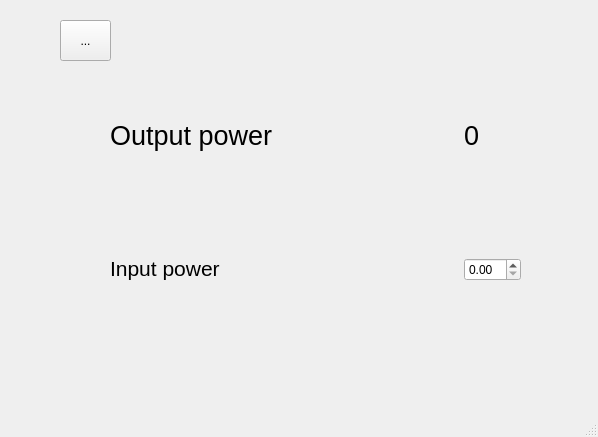
Before: the Qt Designer form gui/powermeter/ui_powermeterui.ui in trezitorul/qudi, drawn with Qt 5.
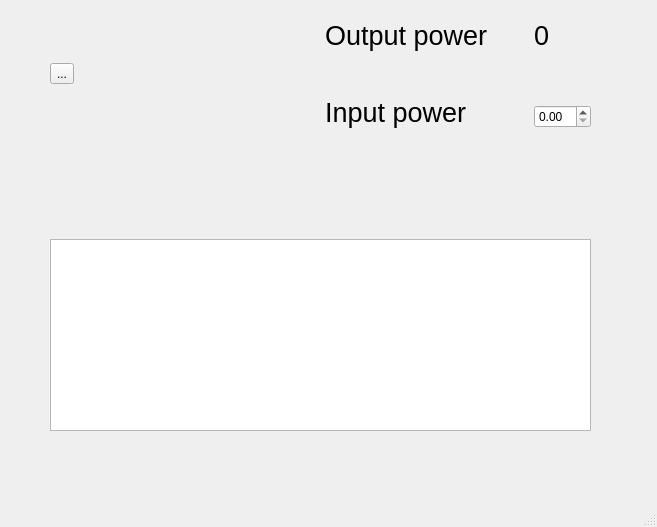
After: the same form once the commit is applied. Icons and pictures are not drawn. Custom widgets are drawn as their Qt base class.

Commit message: Added plot for PID

The edit to the form file:
```diff
--- a/gui/powermeter/ui_powermeterui.ui
+++ b/gui/powermeter/ui_powermeterui.ui
@@ -6,23 +6,28 @@
    <rect>
     <x>0</x>
     <y>0</y>
-    <width>598</width>
-    <height>437</height>
+    <width>657</width>
+    <height>527</height>
    </rect>
   </property>
   <property name="windowTitle">
    <string>PowerMeter</string>
   </property>
   <widget class="QWidget" name="centralwidget">
-   <widget class="QToolButton" name="startButton">
+   <widget class="QWidget" name="">
     <property name="geometry">
      <rect>
-      <x>60</x>
+      <x>50</x>
       <y>20</y>
-      <width>51</width>
-      <height>41</height>
+      <width>541</width>
+      <height>411</height>
      </rect>
     </property>
+    <layout class="QVBoxLayout" name="verticalLayout_3">
+     <item>
+      <layout class="QHBoxLayout" name="horizontalLayout_2">
+       <item>
+        <widget class="QToolButton" name="startButton">
     <property name="text">
      <string>...</string>
     </property>
@@ -31,15 +36,21 @@
       <normaloff>../../artwork/icons/qudiTheme/22x22/start-counter.png</normaloff>../../artwork/icons/qudiTheme/22x22/start-counter.png</iconset>
     </property>
    </widget>
-   <widget class="QWidget" name="">
-    <property name="geometry">
-     <rect>
-      <x>110</x>
-      <y>120</y>
-      <width>411</width>
-      <height>161</height>
-     </rect>
-    </property>
+       </item>
+       <item>
+        <spacer name="horizontalSpacer_2">
+         <property name="orientation">
+          <enum>Qt::Horizontal</enum>
+         </property>
+         <property name="sizeHint" stdset="0">
+          <size>
+           <width>40</width>
+           <height>20</height>
+          </size>
+         </property>
+        </spacer>
+       </item>
+       <item>
     <layout class="QHBoxLayout" name="horizontalLayout">
      <item>
       <layout class="QVBoxLayout" name="verticalLayout">
@@ -72,7 +83,7 @@
         <widget class="QLabel" name="label_2">
          <property name="font">
           <font>
-           <pointsize>16</pointsize>
+               <pointsize>20</pointsize>
           </font>
          </property>
          <property name="text">
@@ -128,6 +139,26 @@
       </layout>
      </item>
     </layout>
+       </item>
+      </layout>
+     </item>
+     <item>
+      <spacer name="verticalSpacer_3">
+       <property name="orientation">
+        <enum>Qt::Vertical</enum>
+       </property>
+       <property name="sizeHint" stdset="0">
+        <size>
+         <width>20</width>
+         <height>40</height>
+        </size>
+       </property>
+      </spacer>
+     </item>
+     <item>
+      <widget class="PlotWidget" name="positionTrace"/>
+     </item>
+    </layout>
    </widget>
   </widget>
   <widget class="QMenuBar" name="menubar">
@@ -142,6 +173,13 @@
   </widget>
   <widget class="QStatusBar" name="statusbar"/>
  </widget>
+ <customwidgets>
+  <customwidget>
+   <class>PlotWidget</class>
+   <extends>QGraphicsView</extends>
+   <header>pyqtgraph</header>
+  </customwidget>
+ </customwidgets>
  <resources/>
  <connections/>
 </ui>
```
Left out of the diff: 2 changed lines with no effect on the pictures. Lines whose indentation alone changed are shown as unchanged. The commit also changes 1 other file.
